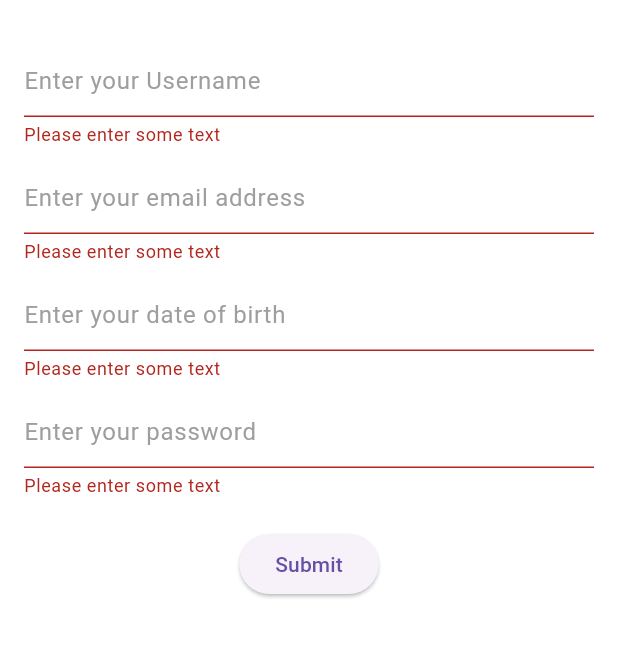
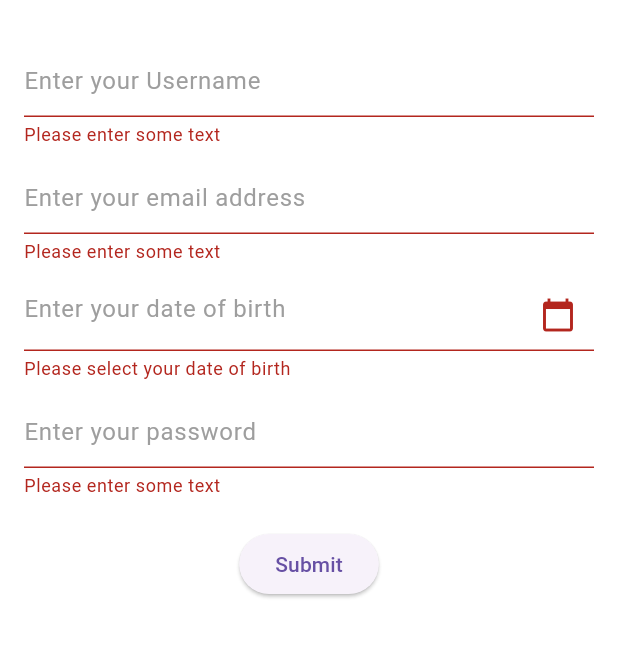
Before and after one commit to TJs87474/Signup_Page, a Flutter app: the screen it shows after launch, after a tap on "Submit", on a phone screen of 412 x 824 dp, the part 63-721 px from its top. Run offline on Flutter 3.47's test engine with Material 3 defaults, Android fonts, the phone set to English and light mode, and no system bars.

Commit message:
Added calendar to dob field

```diff
--- a/lib/main.dart
+++ b/lib/main.dart
@@ -1,5 +1,6 @@
 import 'package:flutter/material.dart';
 import 'confirmation.dart';
+import 'package:intl/intl.dart';
 
 void main() => runApp(const MyApp());
 
@@ -41,6 +42,7 @@ class MyCustomForm extends StatefulWidget {
   @override
   MyCustomFormState createState() {
     return MyCustomFormState();
+
   }
 }
 
@@ -53,6 +55,10 @@ class MyCustomFormState extends State<MyCustomForm> {
   // Note: This is a GlobalKey<FormState>,
   // not a GlobalKey<MyCustomFormState>.
   final _formKey = GlobalKey<FormState>();
+
+
+  final TextEditingController _dobController = TextEditingController();
+
 
   @override
   Widget build(BuildContext context) {
@@ -107,6 +113,7 @@ class MyCustomFormState extends State<MyCustomForm> {
           const SizedBox(height: 10),
 
           TextFormField(
+            controller: _dobController, // Connect the controller to the text field
             decoration: InputDecoration(
               enabledBorder: OutlineInputBorder(
                 borderRadius: BorderRadius.circular(10.0),
@@ -117,15 +124,32 @@ class MyCustomFormState extends State<MyCustomForm> {
               ),
               hintText: 'Enter your date of birth',
               hintStyle: const TextStyle(color: Colors.grey),
+              suffixIcon: IconButton(
+                icon: const Icon(Icons.calendar_today),
+                onPressed: () async {
+                  // Show the date picker when the user taps the calendar icon
+                  DateTime? pickedDate = await showDatePicker(
+                    context: context,
+                    initialDate: DateTime.now(),
+                    firstDate: DateTime(1900),
+                    lastDate: DateTime.now(),
+                  );
+
+                  if (pickedDate != null) {
+                    // If the user selects a date, format and display it in the text field
+                    _dobController.text = DateFormat('MM/dd/yyyy').format(pickedDate);
+                  }
+                },
+              ),
             ),
-            // The validator receives the text that the user has entered.
             validator: (value) {
               if (value == null || value.isEmpty) {
-                return 'Please enter some text';
+                return 'Please select your date of birth';
               }
               return null;
             },
           ),
+
           const SizedBox(height: 10),
 
           TextFormField(
--- a/pubspec.yaml
+++ b/pubspec.yaml
@@ -30,6 +30,7 @@ environment:
 dependencies:
   flutter:
     sdk: flutter
+  intl: ^0.18.0
 
   # The following adds the Cupertino Icons font to your application.
   # Use with the CupertinoIcons class for iOS style icons.
```
Also changed, not shown: pubspec.lock.
